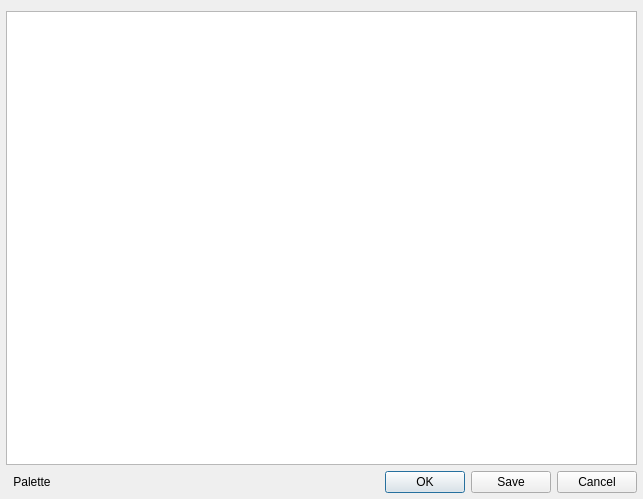
The window that src-qt5/core/lumina-theme-engine/src/lthemeengine/qsseditordialog.ui (lumina-desktop/lumina) describes before a commit, drawn with Qt 5.
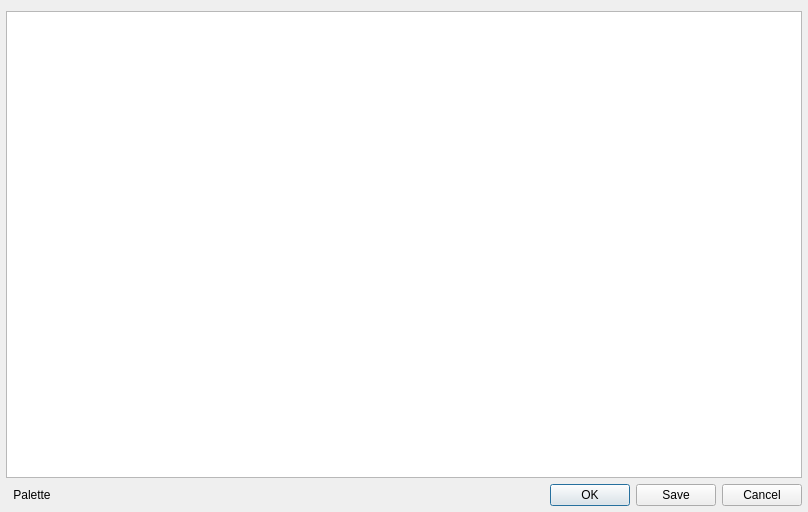
The same window after the commit. Icons and pictures are not drawn.

What changed in the file:
```diff
--- a/src-qt5/core/lumina-theme-engine/src/lthemeengine/qsseditordialog.ui
+++ b/src-qt5/core/lumina-theme-engine/src/lthemeengine/qsseditordialog.ui
@@ -6,8 +6,8 @@
    <rect>
     <x>0</x>
     <y>0</y>
-    <width>643</width>
-    <height>499</height>
+    <width>808</width>
+    <height>512</height>
    </rect>
   </property>
   <property name="windowTitle">
@@ -52,6 +52,38 @@
        </property>
       </widget>
      </item>
+     <item>
+      <spacer name="horizontalSpacer">
+       <property name="orientation">
+        <enum>Qt::Horizontal</enum>
+       </property>
+       <property name="sizeHint" stdset="0">
+        <size>
+         <width>40</width>
+         <height>20</height>
+        </size>
+       </property>
+      </spacer>
+     </item>
+     <item>
+      <widget class="QLabel" name="label_status_icon">
+       <property name="minimumSize">
+        <size>
+         <width>16</width>
+         <height>16</height>
+        </size>
+       </property>
+       <property name="text">
+        <string notr="true"/>
+       </property>
+       <property name="scaledContents">
+        <bool>false</bool>
+       </property>
+       <property name="alignment">
+        <set>Qt::AlignCenter</set>
+       </property>
+      </widget>
+     </item>
      <item>
       <widget class="QDialogButtonBox" name="buttonBox">
        <property name="orientation">
```
